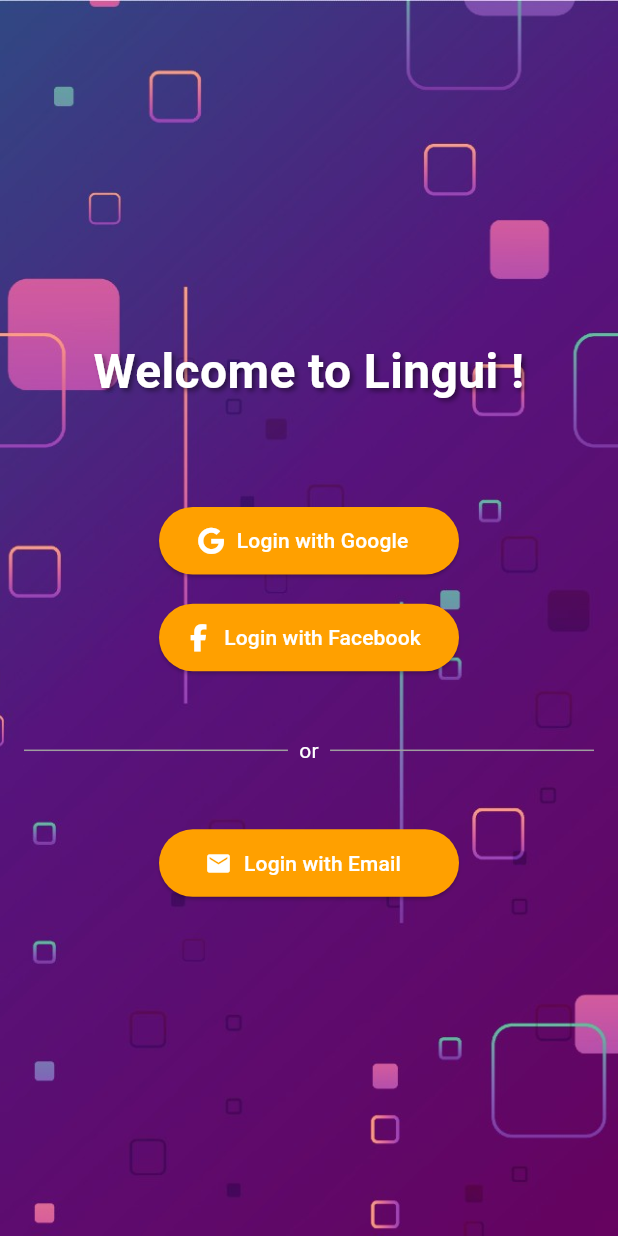
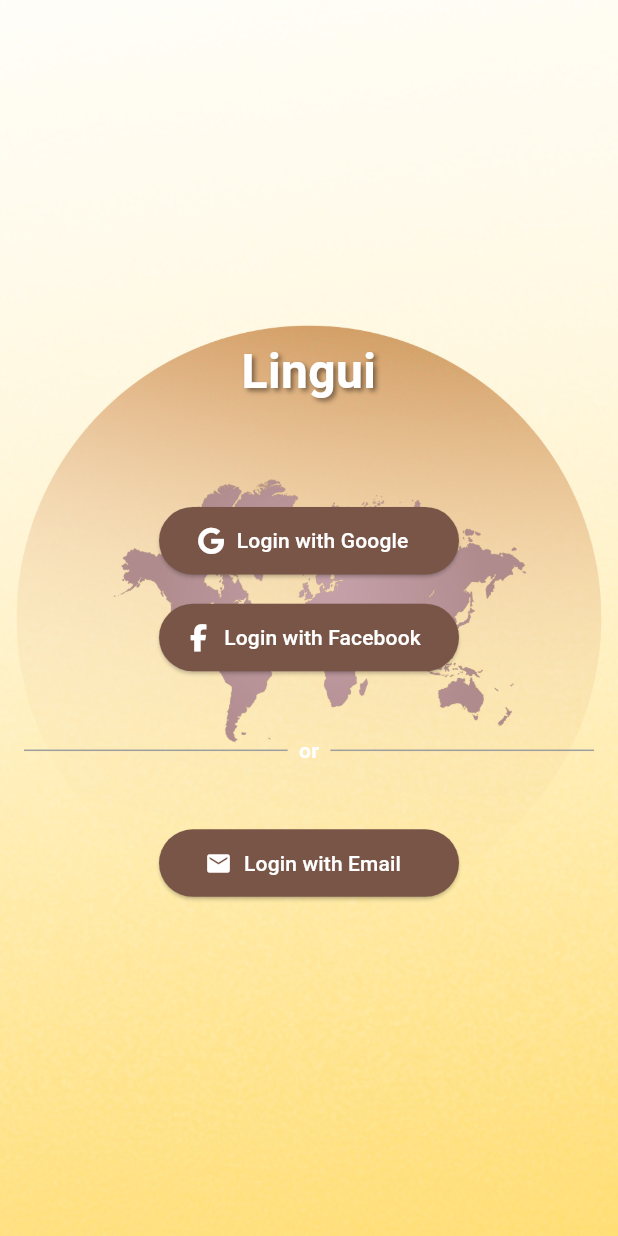
Before and after one commit to EliteWise/lingui_mobile, a Flutter app: the screen it shows after launch, on a phone screen of 412 x 824 dp. Run offline on Flutter 3.47's test engine with Material 3 defaults, Android fonts, the light colour scheme and no system bars; our stand-ins replace cached_network_image, flutter_chat_types, flutter_chat_ui, flutter_riverpod, flutter_svg, font_awesome_flutter and 3 more.

Commit message:
Rework login page UI with new background & colors + add globe icon

```diff
--- a/lib/views/login_page.dart
+++ b/lib/views/login_page.dart
@@ -14,7 +14,7 @@ class LoginPage extends StatelessWidget {
       child: Container(
         decoration: const BoxDecoration(
           image: DecorationImage(
-            image: AssetImage('assets/images/login-background.jpg'),
+            image: AssetImage('assets/images/login-background.jpeg'),
             fit: BoxFit.cover,
           )
         ),
@@ -27,7 +27,7 @@ class LoginPage extends StatelessWidget {
             mainAxisSize: MainAxisSize.min, // Minimizes the size of Column to its children
             children: [
               const Text(
-                "Welcome to Lingui !",
+                "Lingui",
                 style: TextStyle(
                   color: Colors.white,
                   decoration: TextDecoration.none,
@@ -49,7 +49,7 @@ class LoginPage extends StatelessWidget {
                 label: const Text('Login with Google',
                     style: TextStyle(color: Colors.white)),
                 style: ButtonStyle(
-                  backgroundColor: const WidgetStatePropertyAll(Color(0xFFFFA000)), // Amber 700
+                  backgroundColor: const WidgetStatePropertyAll(Color(0xFF795548)),
                   minimumSize: WidgetStateProperty.all(const Size(200, 45)),
                 ),
                 onPressed: () {
@@ -66,7 +66,7 @@ class LoginPage extends StatelessWidget {
                 label: const Text('Login with Facebook',
                     style: TextStyle(color: Colors.white)),
                 style: ButtonStyle(
-                  backgroundColor: const WidgetStatePropertyAll(Color(0xFFFFA000)), // Amber 700
+                  backgroundColor: const WidgetStatePropertyAll(Color(0xFF795548)),
                   minimumSize: WidgetStateProperty.all(const Size(200, 45)),
                 ),
                 onPressed: () {
@@ -83,7 +83,7 @@ class LoginPage extends StatelessWidget {
                   Expanded(
                     child: Divider(color: Colors.grey),
                   ),
-                  Text("  or  ", style: TextStyle(color: Colors.white)),
+                  Text("  or  ", style: TextStyle(color: Colors.white, fontWeight: FontWeight.bold)),
                   Expanded(
                     child: Divider(color: Colors.grey),
                   ),
@@ -95,7 +95,7 @@ class LoginPage extends StatelessWidget {
                 label: const Text('Login with Email',
                     style: TextStyle(color: Colors.white)),
                 style: ButtonStyle(
-                  backgroundColor: const WidgetStatePropertyAll(Color(0xFFFFA000)), // Amber 700
+                  backgroundColor: const WidgetStatePropertyAll(Color(0xFF795548)),
                   minimumSize: WidgetStateProperty.all(const Size(200, 45)),
                 ),
                 onPressed: () {
```
Also changed, not shown: lib/views/community_page.dart (+13 -1 lines), lib/views/login_email_page.dart (+12 -4 lines), lib/views/profile_page.dart (+17 -13 lines), lib/widgets/gradient_appbar.dart (+8 -0 lines), assets/images/globe-icon.png (added), assets/images/login-background-high.png (added), assets/images/login-background-test.jpg (renamed from assets/images/login-background.jpg), assets/images/login-background.jpeg (added).
